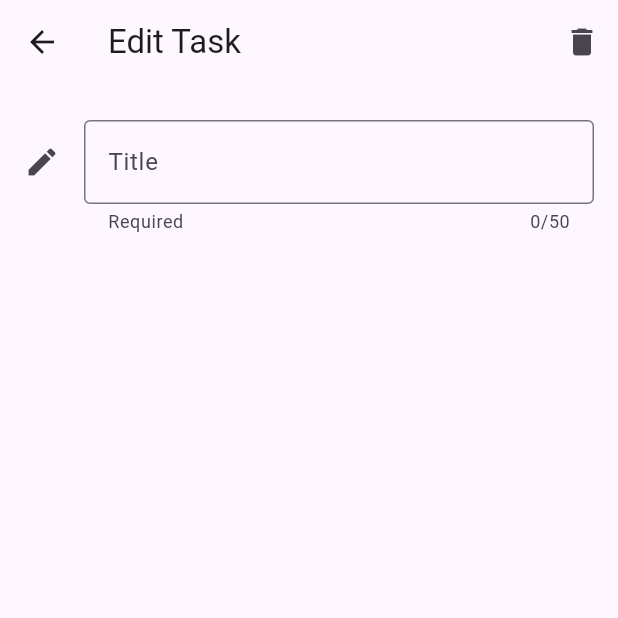
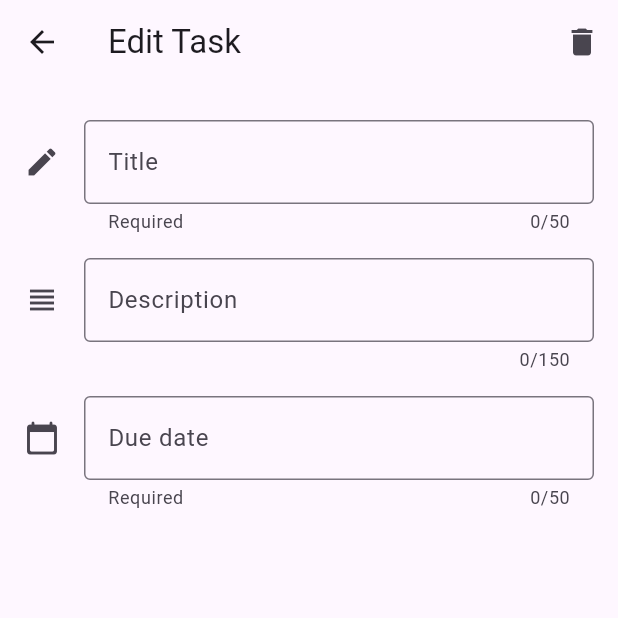
Before and after one commit to talhagozutok/flutter_todo, a Flutter app: the EditTaskPage screen opened directly, on a phone screen of 412 x 824 dp, the top half of it. Run offline on Flutter 3.47's test engine with Material 3 defaults, Android fonts, the phone set to English and light mode, and no system bars.

Commit message:
Add `Description, DueDate` form widgets in EditTaskPage

```diff
--- a/lib/edit_task/view/edit_task_page.dart
+++ b/lib/edit_task/view/edit_task_page.dart
@@ -24,17 +24,11 @@ class EditTaskPage extends StatelessWidget {
             Form(
               child: Column(
                 children: [
-                  TextFormField(
-                    maxLength: 50,
-                    onChanged: (value) => {},
-                    validator: (_) => '',
-                    decoration: const InputDecoration(
-                      icon: Icon(Icons.edit),
-                      border: OutlineInputBorder(),
-                      labelText: 'Title',
-                      helperText: 'Required',
-                    ),
-                  ),
+                  _buildTitleFormWidget(),
+                  const SizedBox(height: 16),
+                  _buildDescriptionFormWidget(),
+                  const SizedBox(height: 16),
+                  _buildDueDateFormWidget()
                 ],
               ),
             ),
@@ -44,3 +38,45 @@ class EditTaskPage extends StatelessWidget {
     );
   }
 }
+
+Widget _buildTitleFormWidget() {
+  return TextFormField(
+    maxLength: 50,
+    onChanged: (value) => {},
+    validator: (_) => '',
+    decoration: const InputDecoration(
+      icon: Icon(Icons.edit),
+      border: OutlineInputBorder(),
+      labelText: 'Title',
+      helperText: 'Required',
+    ),
+  );
+}
+
+Widget _buildDescriptionFormWidget() {
+  return TextFormField(
+    maxLength: 150,
+    onChanged: (value) => {},
+    validator: (_) => '',
+    decoration: const InputDecoration(
+      icon: Icon(Icons.view_headline),
+      border: OutlineInputBorder(),
+      labelText: 'Description',
+    ),
+  );
+}
+
+Widget _buildDueDateFormWidget() {
+  return TextFormField(
+    maxLength: 50,
+    onTap: () => {},
+    onChanged: (value) => {},
+    validator: (_) => '',
+    decoration: const InputDecoration(
+      icon: Icon(Icons.calendar_today_rounded),
+      border: OutlineInputBorder(),
+      labelText: 'Due date',
+      helperText: 'Required',
+    ),
+  );
+}
```
